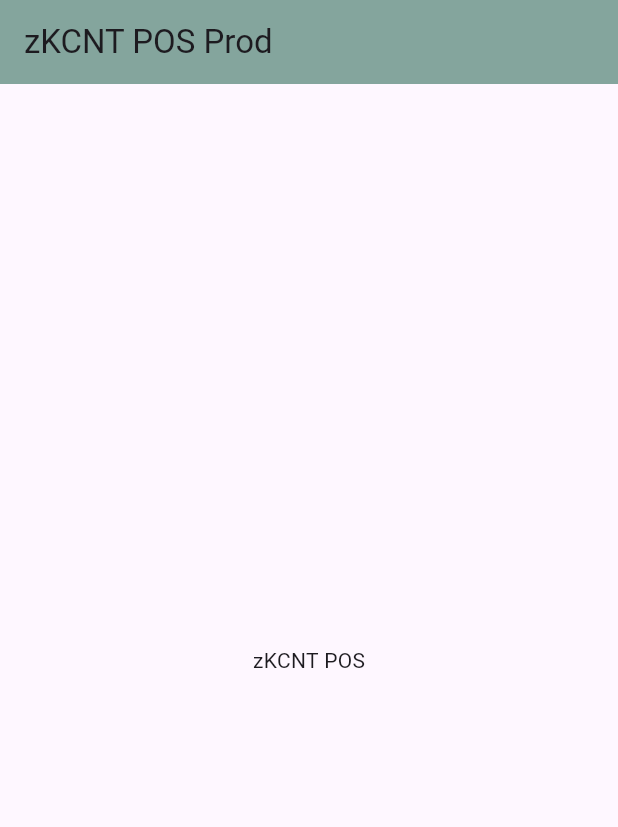
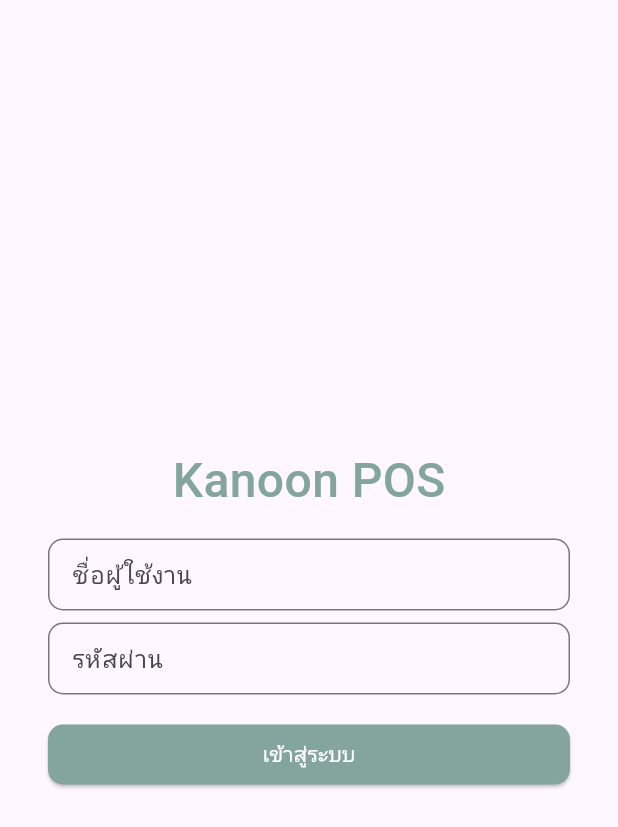
Before and after one commit to chinnatan/flutter_kanoon, a Flutter app: the screen it shows after launch, on a phone screen of 412 x 824 dp. Shown: the top 827 px of the screen. Run offline on Flutter 3.47's test engine with Material 3 defaults, Android fonts, the phone set to English and light mode, and no system bars; our stand-ins replace easy_localization, get.

Commit message:
init locales and fix run on ios

```diff
--- a/assets/locales/en-US.json
+++ b/assets/locales/en-US.json
@@ -1,3 +1,6 @@
 {
-    "app_name": "zKCNT POS"
+  "app_name": "zKCNT POS",
+  "username": "Username",
+  "password": "Password",
+  "login": "Login"
 }
--- a/assets/locales/th-TH.json
+++ b/assets/locales/th-TH.json
@@ -1,3 +1,6 @@
 {
-    "app_name": "zKCNT POS"
+  "app_name": "zKCNT POS",
+  "username": "ชื่อผู้ใช้งาน",
+  "password": "รหัสผ่าน",
+  "login":"เข้าสู่ระบบ"
 }
--- a/lib/app/app.dart
+++ b/lib/app/app.dart
@@ -1,25 +1,43 @@
 import 'package:easy_localization/easy_localization.dart';
 import 'package:flutter/material.dart';
+import 'package:flutter/services.dart';
 import 'package:flutter_pos/app/app_config.dart';
+import 'package:flutter_pos/ui/shared/ui_config.dart';
+import 'package:flutter_pos/ui/views/mobile/login.dart';
+import 'package:get/route_manager.dart';
 
 class MyApp extends StatelessWidget {
   const MyApp({super.key});
 
   @override
   Widget build(BuildContext context) {
-    return MaterialApp(
+    SystemChrome.setSystemUIOverlayStyle(
+        SystemUiOverlayStyle(statusBarColor: AppConfig.instance.primaryColor));
+    return GetMaterialApp(
+      debugShowCheckedModeBanner: false,
       title: AppConfig.instance.appName,
       localizationsDelegates: context.localizationDelegates,
       supportedLocales: context.supportedLocales,
       locale: context.locale,
       theme: ThemeData(
         colorScheme: ColorScheme.fromSeed(
-            seedColor: Colors.deepPurple,
-            primary: AppConfig.instance.primaryColor),
+          seedColor: Colors.deepPurple,
+          primary: AppConfig.instance.primaryColor,
+        ),
+        primaryColor: AppConfig.instance.primaryColor,
+        elevatedButtonTheme: ElevatedButtonThemeData(
+          style: ElevatedButton.styleFrom(
+            backgroundColor: AppConfig.instance.primaryColor,
+            foregroundColor: Colors.white,
+            shape: const RoundedRectangleBorder(
+              borderRadius: boderRadiusAll10,
+            ),
+          ),
+        ),
         visualDensity: VisualDensity.adaptivePlatformDensity,
         useMaterial3: true,
       ),
-      home: MyHomePage(title: AppConfig.instance.appName),
+      home: const LoginScreen(),
     );
   }
 }
--- /dev/null
+++ b/lib/ui/shared/theme_config.dart
@@ -0,0 +1,14 @@
+import 'package:flutter/material.dart';
+import 'package:flutter_pos/ui/shared/ui_config.dart';
+
+class ThemeConfig {
+  static InputDecoration outlineTextFieldPrimary(String hint) {
+    return InputDecoration(
+      isDense: true,
+      hintText: hint,
+      border: const OutlineInputBorder(
+        borderRadius: boderRadiusAll10,
+      ),
+    );
+  }
+}
--- /dev/null
+++ b/lib/ui/shared/ui_config.dart
@@ -0,0 +1,11 @@
+import 'package:flutter/material.dart';
+
+const boderRadiusAll10 = BorderRadius.all(Radius.circular(10.0));
+
+const all8 = EdgeInsets.all(8.0);
+const all16 = EdgeInsets.all(16.0);
+const all24 = EdgeInsets.all(24.0);
+const all32 = EdgeInsets.all(32.0);
+
+const bottom8 = EdgeInsets.only(bottom: 8.0);
+const bottom16 = EdgeInsets.only(bottom: 16.0);
--- /dev/null
+++ b/lib/ui/views/mobile/login.dart
@@ -0,0 +1,58 @@
+import 'package:easy_localization/easy_localization.dart';
+import 'package:flutter/material.dart';
+import 'package:flutter_pos/app/app_config.dart';
+import 'package:flutter_pos/ui/shared/theme_config.dart';
+import 'package:flutter_pos/ui/shared/ui_config.dart';
+import 'package:get/route_manager.dart';
+
+class LoginScreen extends StatelessWidget {
+  const LoginScreen({super.key});
+
+  @override
+  Widget build(BuildContext context) {
+    return Scaffold(
+      body: SafeArea(
+        child: Padding(
+          padding: all32,
+          child: Column(
+            mainAxisAlignment: MainAxisAlignment.center,
+            children: [
+              Container(
+                margin: bottom16,
+                child: Text(
+                  "Kanoon POS",
+                  style: TextStyle(color: AppConfig.instance.primaryColor, fontSize: 32, fontWeight: FontWeight.w500)
+                ),
+              ),
+              Container(
+                margin: bottom8,
+                child: TextField(
+                  decoration: ThemeConfig.outlineTextFieldPrimary(
+                    "username".tr(),
+                  ),
+                ),
+              ),
+              Container(
+                margin: bottom16,
+                child: TextField(
+                  decoration: ThemeConfig.outlineTextFieldPrimary(
+                    "password".tr(),
+                  ),
+                ),
+              ),
+              SizedBox(
+                width: Get.width,
+                child: ElevatedButton(
+                  onPressed: () => {},
+                  child: Text(
+                    "login".tr(),
+                  ),
+                ),
+              )
+            ],
+          ),
+        ),
+      ),
+    );
+  }
+}
--- a/pubspec.yaml
+++ b/pubspec.yaml
@@ -13,6 +13,7 @@ dependencies:
 
   cupertino_icons: ^1.0.2
   easy_localization: ^3.0.4
+  get: ^4.6.6
 
 dev_dependencies:
   flutter_test:
```
Also changed, not shown: pubspec.lock, 8 other files.
